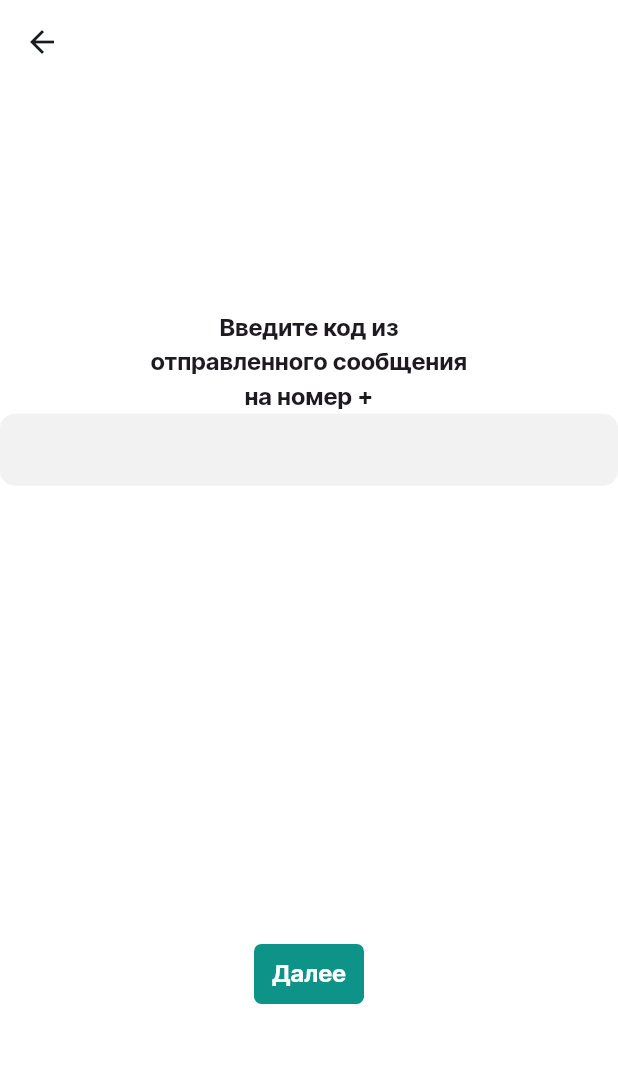
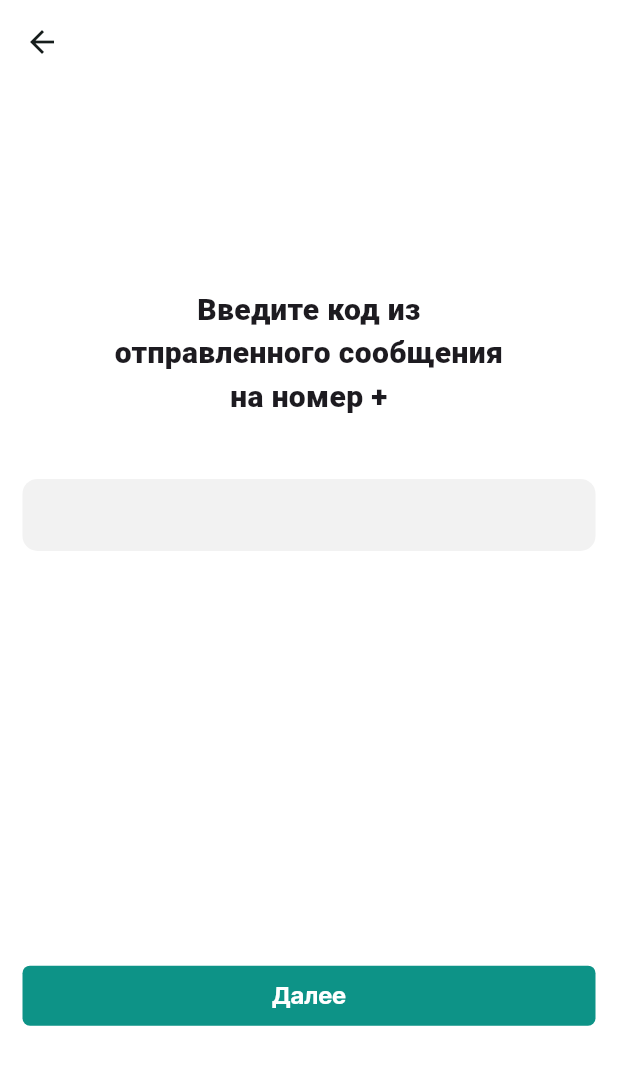
Before and after one commit to toastmanager/mpit_final_2024_app, a Flutter app: the screen it shows after launch, after a tap on "Далее", on a phone screen of 412 x 824 dp. Shown: the top 1065 px of the screen. Run offline on Flutter 3.47's test engine with Material 3 defaults, Android fonts, the phone set to English and light mode, and no system bars; our stand-ins replace auto_route, bloc, cached_network_image, chopper, extended_image, flutter_bloc and 12 more; missing offline and left inert: markdown_widget; accounts and stored records are empty; generated files the repository leaves out were written again; network calls fail; Roboto replaces fonts that are missing (Geologica); project files that could hold a hidden picture were left out.

Commit message:
style: change auth screens design according to design

```diff
--- a/lib/features/auth/presentation/screens/auth_screen.dart
+++ b/lib/features/auth/presentation/screens/auth_screen.dart
@@ -1,6 +1,8 @@
 import 'package:auto_route/auto_route.dart';
 import 'package:flutter/material.dart';
+import 'package:google_fonts/google_fonts.dart';
 import 'package:mask_text_input_formatter/mask_text_input_formatter.dart';
+import 'package:mpit_final_2024_app/core/components/expanded_horizontally.dart';
 import 'package:mpit_final_2024_app/core/routes/router.gr.dart';
 import 'package:mpit_final_2024_app/features/auth/domain/repositories/auth_repository.dart';
 import 'package:mpit_final_2024_app/injection.dart';
@@ -33,14 +35,24 @@ class AuthScreen extends StatelessWidget {
                         Text(
                           'Введите номер,\nчтобы продолжить',
                           textAlign: TextAlign.center,
+                          style: GoogleFonts.geologicaTextTheme().bodyMedium
+                              ?.copyWith(
+                                fontSize: 20,
+                                fontWeight: FontWeight.w800,
                               ),
+                        ),
+                        const SizedBox(height: 80),
                         TextField(
                           controller: telController,
+                          decoration: InputDecoration(
+                            hintText: '+1 (234) 567-89-01',
+                          ),
                           inputFormatters: [telFormatter],
                         ),
                       ],
                     ),
-                    FilledButton(
+                    ExpandedHorizontally(
+                      child: FilledButton(
                         onPressed: () async {
                           context.pushRoute(
                             CodeVerifyRoute(
@@ -53,6 +65,7 @@ class AuthScreen extends StatelessWidget {
                         },
                         child: Text('Далее'),
                       ),
+                    ),
                   ],
                 ),
               ),
--- a/lib/features/auth/presentation/screens/code_verify_screen.dart
+++ b/lib/features/auth/presentation/screens/code_verify_screen.dart
@@ -1,9 +1,11 @@
-import 'package:auto_route/annotations.dart';
+// ignore_for_file: use_build_context_synchronously
+
 import 'package:auto_route/auto_route.dart';
 import 'package:flutter/material.dart';
 import 'package:flutter_bloc/flutter_bloc.dart';
+import 'package:google_fonts/google_fonts.dart';
 import 'package:mask_text_input_formatter/mask_text_input_formatter.dart';
-import 'package:mpit_final_2024_app/features/auth/data/utils/auth_token_service.dart';
+import 'package:mpit_final_2024_app/core/components/expanded_horizontally.dart';
 import 'package:mpit_final_2024_app/features/auth/domain/cubit/auth_cubit.dart';
 import 'package:mpit_final_2024_app/features/auth/domain/repositories/auth_repository.dart';
 import 'package:mpit_final_2024_app/injection.dart';
@@ -16,11 +18,12 @@ class CodeVerifyScreen extends StatelessWidget {
 
   @override
   Widget build(BuildContext context) {
-    final fonts = TextTheme.of(context);
     final codeController = TextEditingController();
     return Scaffold(
       appBar: AppBar(),
       body: SafeArea(
+        child: Padding(
+          padding: const EdgeInsets.symmetric(horizontal: 15),
           child: Column(
             mainAxisAlignment: MainAxisAlignment.spaceAround,
             children: [
@@ -29,10 +32,10 @@ class CodeVerifyScreen extends StatelessWidget {
                   Text(
                     'Введите код из\nотправленного сообщения\nна номер $tel',
                     textAlign: TextAlign.center,
-                  style: fonts.bodyMedium?.copyWith(
-                    fontWeight: FontWeight.bold,
+                    style: GoogleFonts.geologicaTextTheme().bodyMedium
+                        ?.copyWith(fontWeight: FontWeight.w800, fontSize: 20),
                   ),
-                ),
+                  const SizedBox(height: 40),
                   TextField(
                     controller: codeController,
                     inputFormatters: [
@@ -45,15 +48,21 @@ class CodeVerifyScreen extends StatelessWidget {
                   ),
                 ],
               ),
-            FilledButton(
+              ExpandedHorizontally(
+                child: FilledButton(
                   onPressed: () async {
-                await sl<AuthRepository>().verifyCode(tel, codeController.text);
+                    await sl<AuthRepository>().verifyCode(
+                      tel,
+                      codeController.text,
+                    );
                     context.read<AuthCubit>().intialLoadMe();
                     context.maybePop();
                   },
                   child: Text('Далее'),
                 ),
+              ),
             ],
+          ),
         ),
       ),
     );
```
Lines whose indentation alone changed are shown as unchanged.
